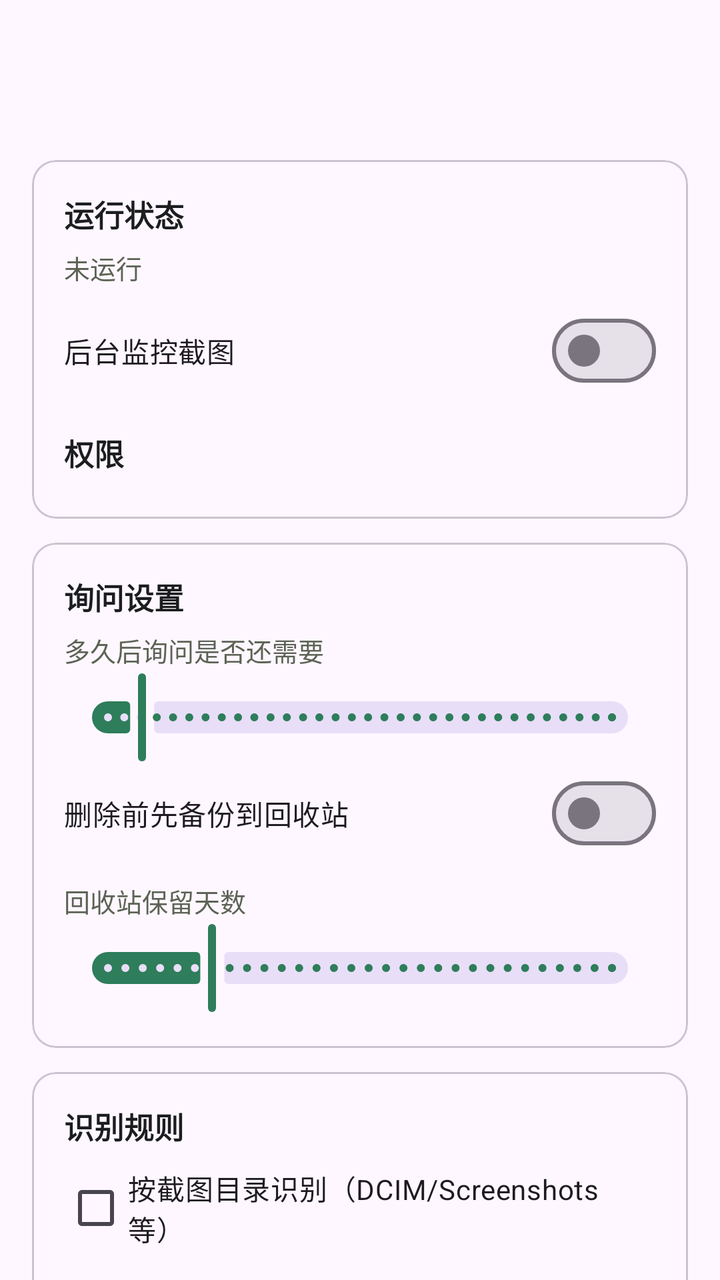
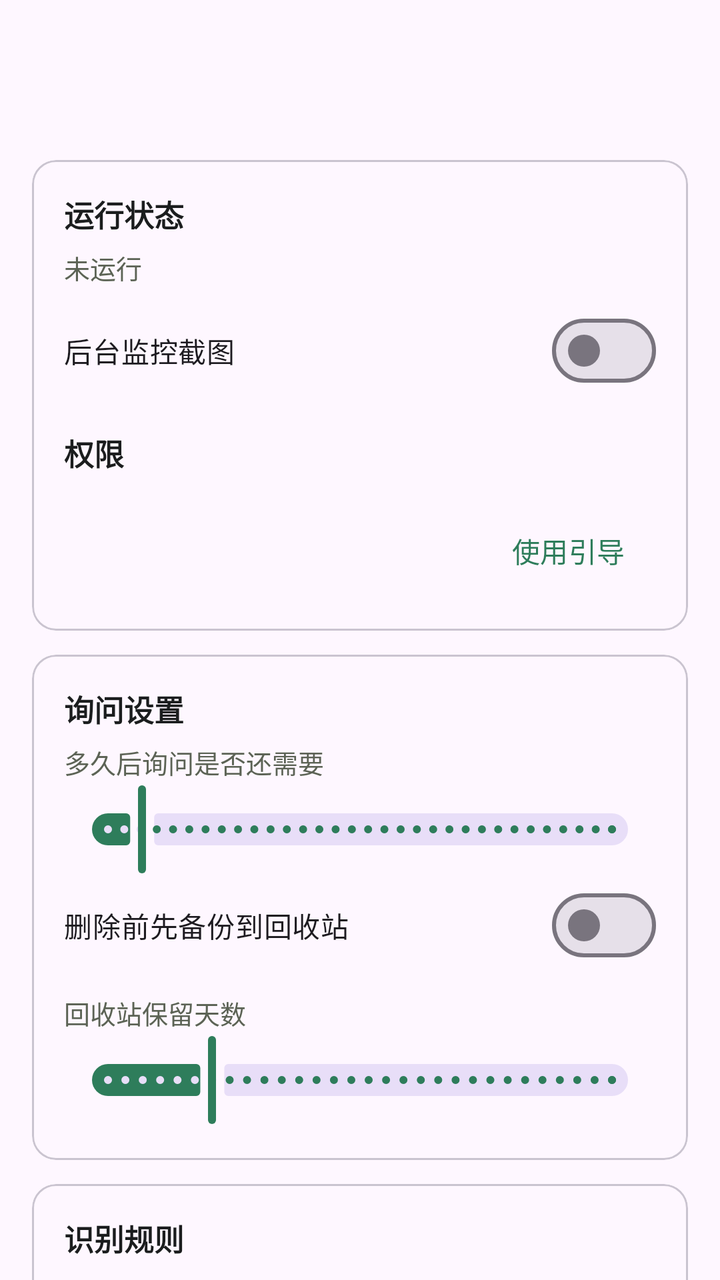

Screens rendered from an Android XML layout before and after an edit, with the pre-edit source and the edit as a unified diff.
<!-- AndroidManifest.xml: application theme Theme.ScreenshotBye -->
<!-- res/layout/activity_main.xml -->
<?xml version="1.0" encoding="utf-8"?>
<LinearLayout xmlns:android="http://schemas.android.com/apk/res/android"
    android:layout_width="match_parent"
    android:layout_height="match_parent"
    android:orientation="vertical">

    <com.google.android.material.appbar.MaterialToolbar
        android:id="@+id/toolbar"
        android:layout_width="match_parent"
        android:layout_height="?attr/actionBarSize" />

    <androidx.core.widget.NestedScrollView
        android:layout_width="match_parent"
        android:layout_height="0dp"
        android:layout_weight="1"
        android:fillViewport="true">

        <LinearLayout
            android:layout_width="match_parent"
            android:layout_height="wrap_content"
            android:orientation="vertical"
            android:padding="16dp">

            
            <com.google.android.material.card.MaterialCardView
                android:layout_width="match_parent"
                android:layout_height="wrap_content"
                android:layout_marginBottom="12dp">

                <LinearLayout
                    android:layout_width="match_parent"
                    android:layout_height="wrap_content"
                    android:orientation="vertical"
                    android:padding="16dp">

                    <TextView style="@style/SectionTitle" android:text="@string/main_status" />

                    <TextView
                        android:id="@+id/statusText"
                        style="@style/BodyHint"
                        android:textSize="13sp"
                        android:text="@string/main_stopped" />

                    <com.google.android.material.materialswitch.MaterialSwitch
                        android:id="@+id/watchSwitch"
                        android:layout_width="match_parent"
                        android:layout_height="wrap_content"
                        android:layout_marginTop="8dp"
                        android:text="@string/main_watch_switch" />

                    <TextView
                        android:id="@+id/permTitle"
                        style="@style/SectionTitle"
                        android:layout_marginTop="16dp"
                        android:text="@string/main_permissions" />

                    <LinearLayout
                        android:id="@+id/permContainer"
                        android:layout_width="match_parent"
                        android:layout_height="wrap_content"
                        android:orientation="vertical" />
                </LinearLayout>
            </com.google.android.material.card.MaterialCardView>

            
            <com.google.android.material.card.MaterialCardView
                android:layout_width="match_parent"
                android:layout_height="wrap_content"
                android:layout_marginBottom="12dp">

                <LinearLayout
                    android:layout_width="match_parent"
                    android:layout_height="wrap_content"
                    android:orientation="vertical"
                    android:padding="16dp">

                    <TextView style="@style/SectionTitle" android:text="@string/main_ask_settings" />

                    <TextView
                        android:id="@+id/delayLabel"
                        style="@style/BodyHint"
                        android:textSize="13sp"
                        android:text="@string/main_delay" />

                    <com.google.android.material.slider.Slider
                        android:id="@+id/delaySlider"
                        android:layout_width="match_parent"
                        android:layout_height="wrap_content"
                        android:stepSize="1"
                        android:value="5"
                        android:valueFrom="1"
                        android:valueTo="60" />

                    <com.google.android.material.materialswitch.MaterialSwitch
                        android:id="@+id/trashSwitch"
                        android:layout_width="match_parent"
                        android:layout_height="wrap_content"
                        android:text="@string/main_trash_switch" />

                    <TextView
                        android:id="@+id/trashDaysLabel"
                        style="@style/BodyHint"
                        android:layout_marginTop="10dp"
                        android:textSize="13sp"
                        android:text="@string/main_trash_days" />

                    <com.google.android.material.slider.Slider
                        android:id="@+id/trashDaysSlider"
                        android:layout_width="match_parent"
                        android:layout_height="wrap_content"
                        android:stepSize="1"
                        android:value="7"
                        android:valueFrom="1"
                        android:valueTo="30" />
                </LinearLayout>
            </com.google.android.material.card.MaterialCardView>

            
            <com.google.android.material.card.MaterialCardView
                android:layout_width="match_parent"
                android:layout_height="wrap_content"
                android:layout_marginBottom="12dp">

                <LinearLayout
                    android:layout_width="match_parent"
                    android:layout_height="wrap_content"
                    android:orientation="vertical"
                    android:padding="16dp">

                    <TextView style="@style/SectionTitle" android:text="@string/main_rules" />

                    <com.google.android.material.checkbox.MaterialCheckBox
                        android:id="@+id/ruleFolder"
                        android:layout_width="match_parent"
                        android:layout_height="wrap_content"
                        android:text="@string/main_rule_folder" />

                    <com.google.android.material.checkbox.MaterialCheckBox
                        android:id="@+id/ruleName"
                        android:layout_width="match_parent"
                        android:layout_height="wrap_content"
                        android:text="@string/main_rule_name" />

                    <com.google.android.material.checkbox.MaterialCheckBox
                        android:id="@+id/ruleVideo"
                        android:layout_width="match_parent"
                        android:layout_height="wrap_content"
                        android:text="@string/main_rule_video" />

                    <com.google.android.material.textfield.TextInputLayout
                        android:layout_width="match_parent"
                        android:layout_height="wrap_content"
                        android:layout_marginTop="8dp"
                        android:hint="@string/main_keywords"
                        style="@style/Widget.Material3.TextInputLayout.OutlinedBox">

                        <com.google.android.material.textfield.TextInputEditText
                            android:id="@+id/keywordsInput"
                            android:layout_width="match_parent"
                            android:layout_height="wrap_content"
                            android:imeOptions="actionDone"
                            android:inputType="text"
                            android:maxLines="2" />
                    </com.google.android.material.textfield.TextInputLayout>

                    <com.google.android.material.button.MaterialButton
                        android:id="@+id/saveRulesBtn"
                        style="@style/Widget.Material3.Button.TonalButton"
                        android:layout_width="wrap_content"
                        android:layout_height="wrap_content"
                        android:layout_marginTop="10dp"
                        android:text="@string/main_save" />
                </LinearLayout>
            </com.google.android.material.card.MaterialCardView>

            
            <com.google.android.material.card.MaterialCardView
                android:layout_width="match_parent"
                android:layout_height="wrap_content"
                android:layout_marginBottom="12dp">

                <LinearLayout
                    android:layout_width="match_parent"
                    android:layout_height="wrap_content"
                    android:orientation="vertical"
                    android:padding="16dp">

                    <TextView
                        android:id="@+id/pendingTitle"
                        style="@style/SectionTitle"
                        android:text="@string/app_name" />

                    <TextView
                        android:id="@+id/pendingEmpty"
                        style="@style/BodyHint"
                        android:text="@string/main_pending_empty" />

                    <androidx.recyclerview.widget.RecyclerView
                        android:id="@+id/pendingList"
                        android:layout_width="match_parent"
                        android:layout_height="wrap_content"
                        android:nestedScrollingEnabled="false"
                        android:overScrollMode="never" />
                </LinearLayout>
            </com.google.android.material.card.MaterialCardView>

            
            <com.google.android.material.card.MaterialCardView
                android:layout_width="match_parent"
                android:layout_height="wrap_content"
                android:layout_marginBottom="12dp">

                <LinearLayout
                    android:layout_width="match_parent"
                    android:layout_height="wrap_content"
                    android:orientation="vertical"
                    android:padding="16dp">

                    <TextView style="@style/SectionTitle" android:text="@string/main_trash" />

                    <TextView
                        android:id="@+id/trashSummary"
                        style="@style/BodyHint"
                        android:textSize="13sp" />

                    <com.google.android.material.button.MaterialButton
                        android:id="@+id/openTrashBtn"
                        style="@style/Widget.Material3.Button.OutlinedButton"
                        android:layout_width="wrap_content"
                        android:layout_height="wrap_content"
                        android:layout_marginTop="8dp"
                        android:text="@string/main_open_trash" />
                </LinearLayout>
            </com.google.android.material.card.MaterialCardView>

            
            <com.google.android.material.card.MaterialCardView
                android:layout_width="match_parent"
                android:layout_height="wrap_content">

                <LinearLayout
                    android:layout_width="match_parent"
                    android:layout_height="wrap_content"
                    android:orientation="vertical"
                    android:padding="16dp">

                    <TextView style="@style/SectionTitle" android:text="@string/main_log" />

                    <TextView
                        android:id="@+id/logText"
                        android:layout_width="match_parent"
                        android:layout_height="wrap_content"
                        android:fontFamily="monospace"
                        android:textSize="11sp"
                        android:maxLines="40"
                        android:scrollbars="vertical"
                        android:textIsSelectable="true" />

                    <com.google.android.material.button.MaterialButton
                        android:id="@+id/clearLogBtn"
                        style="@style/Widget.Material3.Button.TextButton"
                        android:layout_width="wrap_content"
                        android:layout_height="wrap_content"
                        android:text="@string/main_clear_log" />
                </LinearLayout>
            </com.google.android.material.card.MaterialCardView>
        </LinearLayout>
    </androidx.core.widget.NestedScrollView>
</LinearLayout>
<!-- resources referenced by this layout -->
<resources>
  <string name="app_name">ScreenshotBye</string>
  <string name="main_ask_settings">询问设置</string>
  <string name="main_clear_log">清空日志</string>
  <string name="main_delay">多久后询问是否还需要</string>
  <string name="main_keywords">额外关键词（逗号分隔）</string>
  <string name="main_log">事件日志</string>
  <string name="main_open_trash">打开回收站</string>
  <string name="main_pending_empty">暂时没有待确认的截图。</string>
  <string name="main_permissions">权限</string>
  <string name="main_rule_folder">按截图目录识别（DCIM/Screenshots 等）</string>
  <string name="main_rule_name">按文件名识别（Screenshot_2026… 等）</string>
  <string name="main_rule_video">同时处理录屏视频</string>
  <string name="main_rules">识别规则</string>
  <string name="main_save">保存</string>
  <string name="main_status">运行状态</string>
  <string name="main_stopped">未运行</string>
  <string name="main_trash">回收站</string>
  <string name="main_trash_days">回收站保留天数</string>
  <string name="main_trash_switch">删除前先备份到回收站</string>
  <string name="main_watch_switch">后台监控截图</string>
  <style name="BodyHint">
          <item name="android:layout_width">match_parent</item>
          <item name="android:layout_height">wrap_content</item>
          <item name="android:textSize">12sp</item>
          <item name="android:textColor">@color/muted</item>
          <item name="android:lineSpacingExtra">2dp</item>
      </style>
  <style name="SectionTitle">
          <item name="android:layout_width">match_parent</item>
          <item name="android:layout_height">wrap_content</item>
          <item name="android:textSize">15sp</item>
          <item name="android:textStyle">bold</item>
          <item name="android:textColor">@color/ink</item>
          <item name="android:paddingBottom">6dp</item>
      </style>
  <style name="Theme.ScreenshotBye" parent="Theme.Material3.DayNight.NoActionBar">
          <item name="colorPrimary">@color/seed</item>
          <item name="android:statusBarColor">?attr/colorSurface</item>
          <item name="android:windowLightStatusBar" tools:targetApi="m">true</item>
      </style>
  <color name="muted">#5C6355</color>
  <color name="ink">#1B1D1E</color>
  <color name="seed">#2E7D5B</color>
</resources>

<!-- the commit's change to res/layout/activity_main.xml (unified diff, before → after) -->
@@ -59,6 +59,15 @@
                         android:layout_width="match_parent"
                         android:layout_height="wrap_content"
                         android:orientation="vertical" />
+
+                    <com.google.android.material.button.MaterialButton
+                        android:id="@+id/guideBtn"
+                        style="@style/Widget.Material3.Button.TextButton"
+                        android:layout_width="wrap_content"
+                        android:layout_height="wrap_content"
+                        android:layout_gravity="end"
+                        android:layout_marginTop="8dp"
+                        android:text="@string/main_open_guide" />
                 </LinearLayout>
             </com.google.android.material.card.MaterialCardView>
 
@@ -201,6 +210,14 @@
                         android:layout_height="wrap_content"
                         android:nestedScrollingEnabled="false"
                         android:overScrollMode="never" />
+
+                    <com.google.android.material.button.MaterialButton
+                        android:id="@+id/openReviewBtn"
+                        style="@style/Widget.Material3.Button.TonalButton"
+                        android:layout_width="match_parent"
+                        android:layout_height="wrap_content"
+                        android:layout_marginTop="8dp"
+                        android:text="@string/main_open_review" />
                 </LinearLayout>
             </com.google.android.material.card.MaterialCardView>
 
<!-- resource entries referenced after the edit -->
@@ -6,6 +6,8 @@
   <string name="main_delay">多久后询问是否还需要</string>
   <string name="main_keywords">额外关键词（逗号分隔）</string>
   <string name="main_log">事件日志</string>
+  <string name="main_open_guide">使用引导</string>
+  <string name="main_open_review">逐个确认待处理截图</string>
   <string name="main_open_trash">打开回收站</string>
   <string name="main_pending_empty">暂时没有待确认的截图。</string>
   <string name="main_permissions">权限</string>
